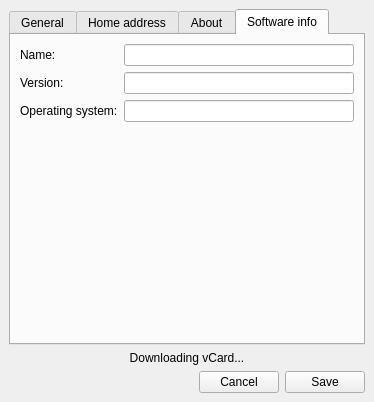
Above: widgets/vcardeditor.ui from xmpp-graveyard/jabbim before the change. Below: the same form after it.
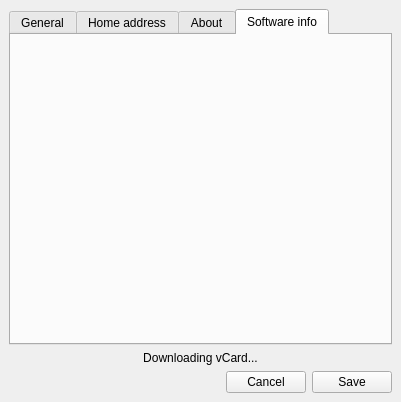
That is the form after the change. The open tabs and pages were chosen to show the change.

```diff
--- a/widgets/vcardeditor.ui
+++ b/widgets/vcardeditor.ui
@@ -5,7 +5,7 @@
    <rect>
     <x>0</x>
     <y>0</y>
-    <width>374</width>
+    <width>401</width>
     <height>402</height>
    </rect>
   </property>
@@ -249,59 +249,7 @@
         <number>6</number>
        </property>
        <item row="0" column="0" >
-        <widget class="QLabel" name="ver_label_name" >
-         <property name="text" >
-          <string>Name:</string>
-         </property>
-        </widget>
-       </item>
-       <item row="0" column="1" >
-        <widget class="QLineEdit" name="ver_name" >
-         <property name="readOnly" >
-          <bool>true</bool>
-         </property>
-        </widget>
-       </item>
-       <item row="1" column="0" >
-        <widget class="QLabel" name="ver_label_version" >
-         <property name="text" >
-          <string>Version:</string>
-         </property>
-        </widget>
-       </item>
-       <item row="1" column="1" >
-        <widget class="QLineEdit" name="ver_version" >
-         <property name="readOnly" >
-          <bool>true</bool>
-         </property>
-        </widget>
-       </item>
-       <item row="2" column="0" >
-        <widget class="QLabel" name="ver_label_os" >
-         <property name="text" >
-          <string>Operating system:</string>
-         </property>
-        </widget>
-       </item>
-       <item row="2" column="1" >
-        <widget class="QLineEdit" name="ver_os" >
-         <property name="readOnly" >
-          <bool>true</bool>
-         </property>
-        </widget>
-       </item>
-       <item row="3" column="1" >
-        <spacer>
-         <property name="orientation" >
-          <enum>Qt::Vertical</enum>
-         </property>
-         <property name="sizeHint" >
-          <size>
-           <width>20</width>
-           <height>40</height>
-          </size>
-         </property>
-        </spacer>
+        <widget class="QWidget" native="1" name="versionWidget" />
        </item>
       </layout>
      </widget>
```
Left out of the diff: 20 changed lines with no effect on the pictures.
